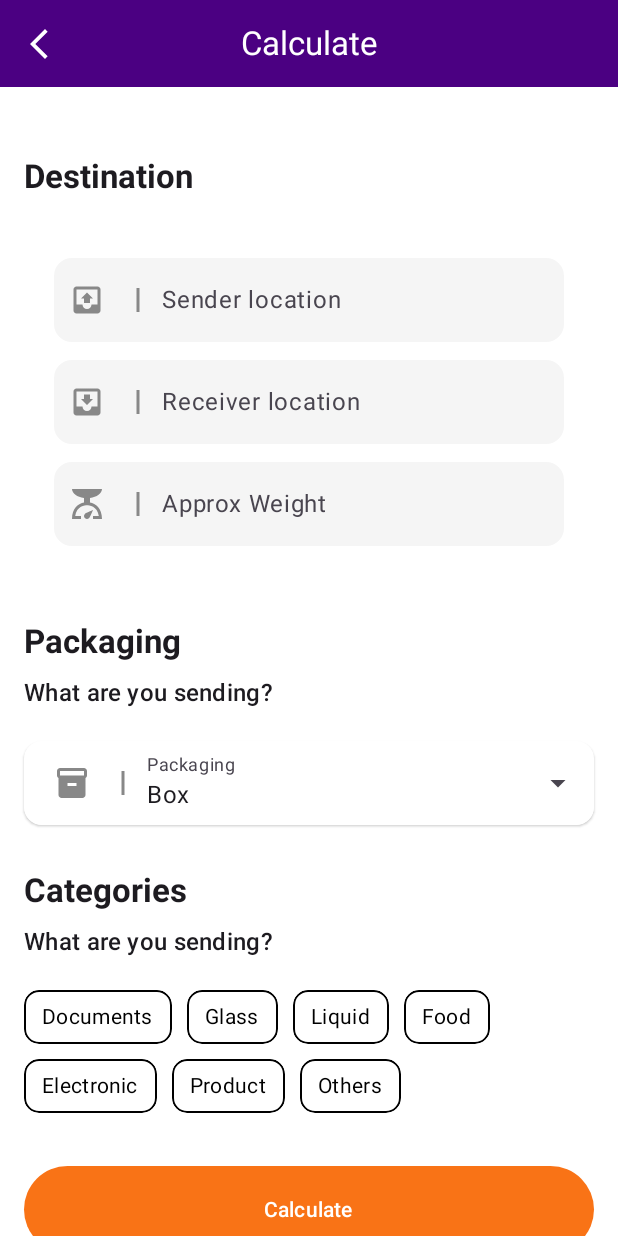
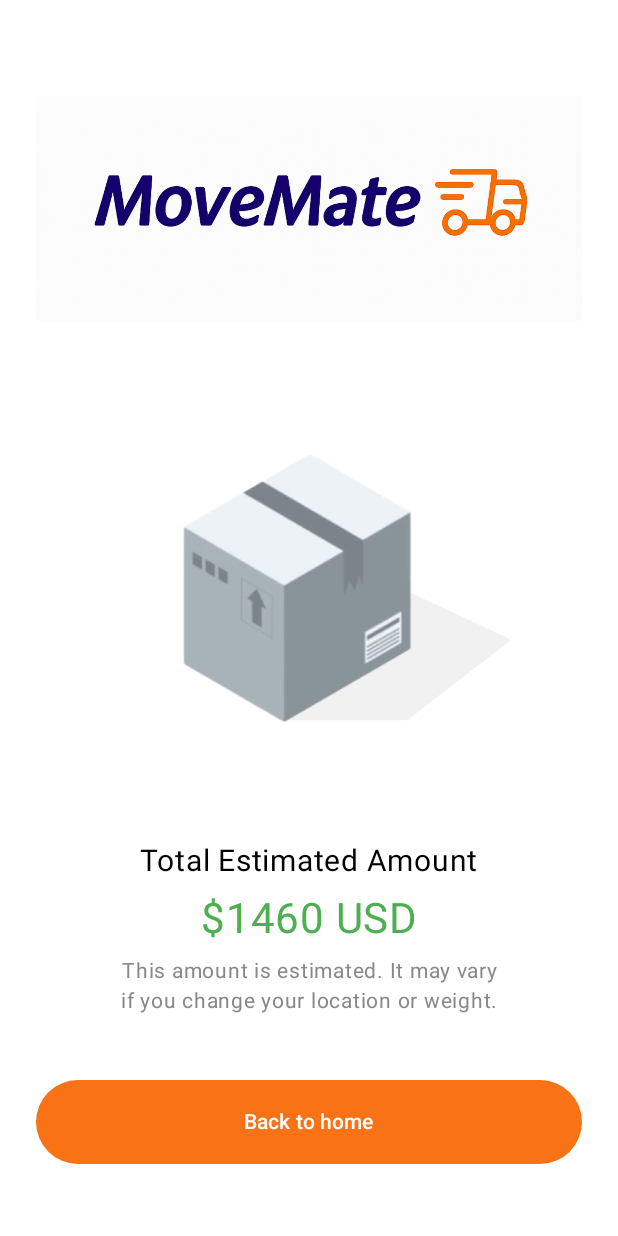
Before and after one commit to somtorizm/MoniePointChallenge, an Android app built with Jetpack Compose: the CalculateScreen screen opened through its navigation route, after a tap on "Calculate", on a phone screen of 412 x 824 dp. Run offline under Robolectric (Android 15) with nearby library versions, the phone set to English and light mode, and no system bars; our stand-ins replace Dagger/Hilt's generated code.

Commit message:
animate calculate screen

```diff
--- a/app/src/main/java/com/vectorinc/moniepointchallenge/screens/CalculateScreen.kt
+++ b/app/src/main/java/com/vectorinc/moniepointchallenge/screens/CalculateScreen.kt
@@ -79,13 +79,13 @@ import com.vectorinc.moniepointchallenge.theme.DeepPurple
 import com.vectorinc.moniepointchallenge.theme.OrangePrimary
 import com.vectorinc.moniepointchallenge.theme.SelectedPurple
 import com.vectorinc.moniepointchallenge.theme.TopSectionPurple
+import com.vectorinc.moniepointchallenge.ui.Screen
 
 @OptIn(ExperimentalMaterial3Api::class, ExperimentalLayoutApi::class)
 @Composable
 fun CalculateScreen(
     navController: NavController,
     modifier: Modifier = Modifier,
-
 ) {
     var sender by remember { mutableStateOf("") }
     var receiver by remember { mutableStateOf("") }
@@ -459,7 +459,11 @@ fun CalculateScreen(
             Spacer(modifier = Modifier.height(20.dp))
 
             AnimatedCalculateButton(
-                onClick = { /* Handle calculate */ },
+                onClick = {
+                    navController.navigate(Screen.ShippingCalculateResult.route) {
+                        launchSingleTop = true
+                    }
+                },
             )
         }
     }
--- a/app/src/main/java/com/vectorinc/moniepointchallenge/screens/HomeScreen.kt
+++ b/app/src/main/java/com/vectorinc/moniepointchallenge/screens/HomeScreen.kt
@@ -1,9 +1,15 @@
 package com.vectorinc.moniepointchallenge.screens
 
+import android.app.Activity
 import androidx.compose.runtime.Composable
+import androidx.compose.runtime.SideEffect
 import androidx.compose.runtime.collectAsState
+import androidx.compose.ui.graphics.toArgb
+import androidx.compose.ui.platform.LocalView
+import androidx.core.view.ViewCompat
 import androidx.hilt.navigation.compose.hiltViewModel
 import androidx.navigation.NavController
+import com.vectorinc.moniepointchallenge.theme.TopSectionPurple
 import com.vectorinc.moniepointchallenge.ui.Screen
 import com.vectorinc.moniepointchallenge.viewmodel.TrackingViewModel
 
@@ -16,7 +22,14 @@ fun HomeScreen(
     val shipment = viewModel.shipment.collectAsState().value
     val vehicles = viewModel.vehicles.collectAsState().value
 
-    TrackingDashboardScreen(
+    val view = LocalView.current
+    if (!view.isInEditMode) {
+        SideEffect {
+            (view.context as Activity).window.statusBarColor = TopSectionPurple.toArgb()
+            ViewCompat.getWindowInsetsController(view)?.isAppearanceLightStatusBars
+        }
+    }
+        TrackingDashboardScreen(
         navController = navController,
         shipment = shipment,
         vehicles = vehicles,
--- /dev/null
+++ b/app/src/main/java/com/vectorinc/moniepointchallenge/screens/ResultScreen.kt
@@ -0,0 +1,142 @@
+package com.vectorinc.moniepointchallenge.screens
+
+import android.app.Activity
+import androidx.activity.compose.BackHandler
+import androidx.compose.material3.Text
+import androidx.compose.runtime.Composable
+import androidx.compose.animation.*
+import androidx.compose.animation.core.tween
+import androidx.compose.foundation.Image
+import androidx.compose.foundation.background
+import androidx.compose.foundation.layout.*
+import androidx.compose.foundation.shape.RoundedCornerShape
+import androidx.compose.material3.*
+import androidx.compose.runtime.*
+import androidx.compose.ui.Alignment
+import androidx.compose.ui.Modifier
+import androidx.compose.ui.draw.scale
+import androidx.compose.ui.graphics.Color
+import androidx.compose.ui.graphics.toArgb
+import androidx.compose.ui.layout.ContentScale
+import androidx.compose.ui.platform.LocalView
+import androidx.compose.ui.res.painterResource
+import androidx.compose.ui.text.font.FontStyle
+import androidx.compose.ui.text.font.FontWeight
+import androidx.compose.ui.unit.dp
+import androidx.compose.ui.unit.sp
+import androidx.core.view.ViewCompat
+import androidx.navigation.NavController
+import com.vectorinc.moniepointchallenge.R
+import com.vectorinc.moniepointchallenge.theme.OrangePrimary
+import com.vectorinc.moniepointchallenge.theme.TopSectionPurple
+import com.vectorinc.moniepointchallenge.ui.Screen
+import kotlinx.coroutines.delay
+
+@Composable
+fun ResultScreen(navController: NavController) {
+    var visible by remember { mutableStateOf(false) }
+
+    val view = LocalView.current
+    if (!view.isInEditMode) {
+        SideEffect {
+            (view.context as Activity).window.statusBarColor = Color.White.toArgb()
+            ViewCompat.getWindowInsetsController(view)?.isAppearanceLightStatusBars
+        }
+
+        BackHandler {
+            navController.navigate(Screen.Home.route) {
+                popUpTo(Screen.Home.route) { inclusive = true }
+                launchSingleTop = true
+            }
+        }
+
+
+        LaunchedEffect(Unit) {
+        delay(100)
+        visible = true
+    }
+
+    Box(
+        modifier = Modifier
+            .fillMaxSize()
+            .background(Color.White)
+            .padding(horizontal = 24.dp)
+    ) {
+        AnimatedVisibility(
+            visible = visible,
+            enter = fadeIn(animationSpec = tween(600)) + slideInVertically(initialOffsetY = { it / 2 }),
+            exit = fadeOut()
+        ) {
+            Column(
+                horizontalAlignment = Alignment.CenterHorizontally,
+                verticalArrangement = Arrangement.spacedBy(24.dp),
+                modifier = Modifier
+                    .fillMaxSize()
+                    .padding(top = 64.dp, bottom = 48.dp)
+            ) {
+                Row(
+                    verticalAlignment = Alignment.CenterVertically
+                ) {
+
+                    Image(
+                        painter = painterResource(id = R.drawable.icon),
+                        modifier = Modifier.height(150.dp),
+                        contentScale = ContentScale.Crop,
+                        contentDescription = "Truck",
+                    )
+                }
+
+                Image(
+                    painter = painterResource(id = R.drawable.box),
+                    contentDescription = null,
+                    modifier = Modifier
+                        .size(300.dp)
+                        .padding(vertical = 16.dp)
+                )
+
+                Column(horizontalAlignment = Alignment.CenterHorizontally) {
+                    Text(
+                        "Total Estimated Amount",
+                        fontSize = 20.sp,
+                        color = Color.Black
+                    )
+
+                    Spacer(modifier = Modifier.height(10.dp))
+
+                    Text(
+                        "$1460 USD",
+                        fontSize = 28.sp,
+                        color = Color(0xFF4CAF50) // Green
+                    )
+                    Spacer(modifier = Modifier.height(8.dp))
+                    Text(
+                        "This amount is estimated. It may vary\nif you change your location or weight.",
+                        fontSize = 14.sp,
+                        color = Color.Gray,
+                        lineHeight = 20.sp,
+                        modifier = Modifier.padding(horizontal = 16.dp),
+                        textAlign = androidx.compose.ui.text.style.TextAlign.Center
+                    )
+                }
+
+                Spacer(modifier = Modifier.weight(1f))
+
+                Button(
+                    onClick = {
+                        navController.navigate(Screen.Home.route) {
+                            launchSingleTop = true
+                        }
+                    },
+                    colors = ButtonDefaults.buttonColors(containerColor = OrangePrimary),
+                    shape = RoundedCornerShape(50),
+                    modifier = Modifier
+                        .fillMaxWidth()
+                        .height(56.dp)
+                ) {
+                    Text("Back to home", color = Color.White)
+                }
+            }
+        }
+    }
+    }
+}
--- a/app/src/main/java/com/vectorinc/moniepointchallenge/ui/NavGraph.kt
+++ b/app/src/main/java/com/vectorinc/moniepointchallenge/ui/NavGraph.kt
@@ -16,6 +16,7 @@ import androidx.navigation.compose.rememberNavController
 import com.vectorinc.moniepointchallenge.screens.CalculateScreen
 import com.vectorinc.moniepointchallenge.screens.HomeScreen
 import com.vectorinc.moniepointchallenge.screens.ProfileScreen
+import com.vectorinc.moniepointchallenge.screens.ResultScreen
 import com.vectorinc.moniepointchallenge.screens.ShipmentHistoryScreen
 import com.vectorinc.moniepointchallenge.screens.ShipmentTrackingScreen
 
@@ -29,6 +30,7 @@ sealed class Screen(
     object Tracking: Screen("tracking", "Tracking", Icons.Default.LocalShipping)
     object Shipping : Screen("shipping", "Shipment", Icons.Default.History)
     object Profile : Screen("profile", "Profile", Icons.Default.Person)
+    object ShippingCalculateResult: Screen("shipping_calculate_result", "Shipping Calculate Result", Icons.Default.Calculate)
 }
 
 
@@ -43,5 +45,6 @@ fun MoniePointNavHost(
         composable(Screen.Shipping.route) { ShipmentHistoryScreen(navController) }
         composable(Screen.Profile.route) { ProfileScreen() }
         composable(Screen.Tracking.route) { ShipmentTrackingScreen(navController) }
+        composable(Screen.ShippingCalculateResult.route) { ResultScreen(navController)  }
     }
 }
```
Also changed, not shown: app/src/main/res/drawable/icon.png (added).
